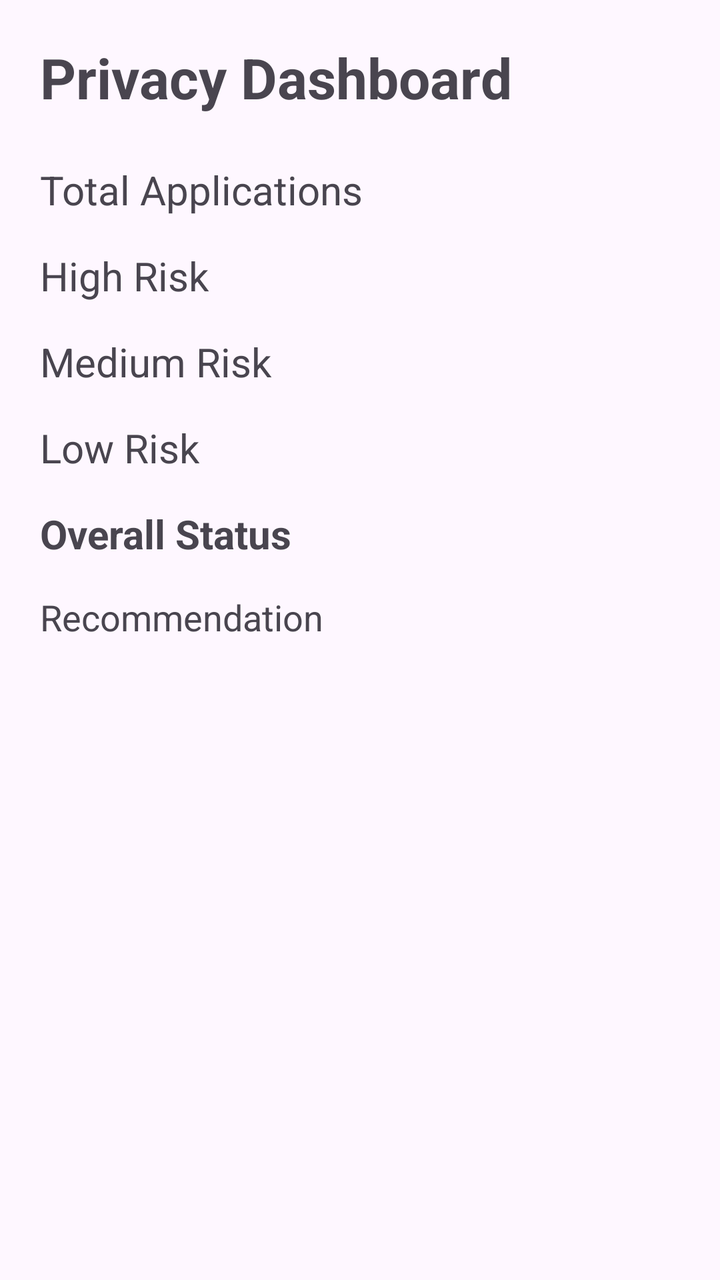
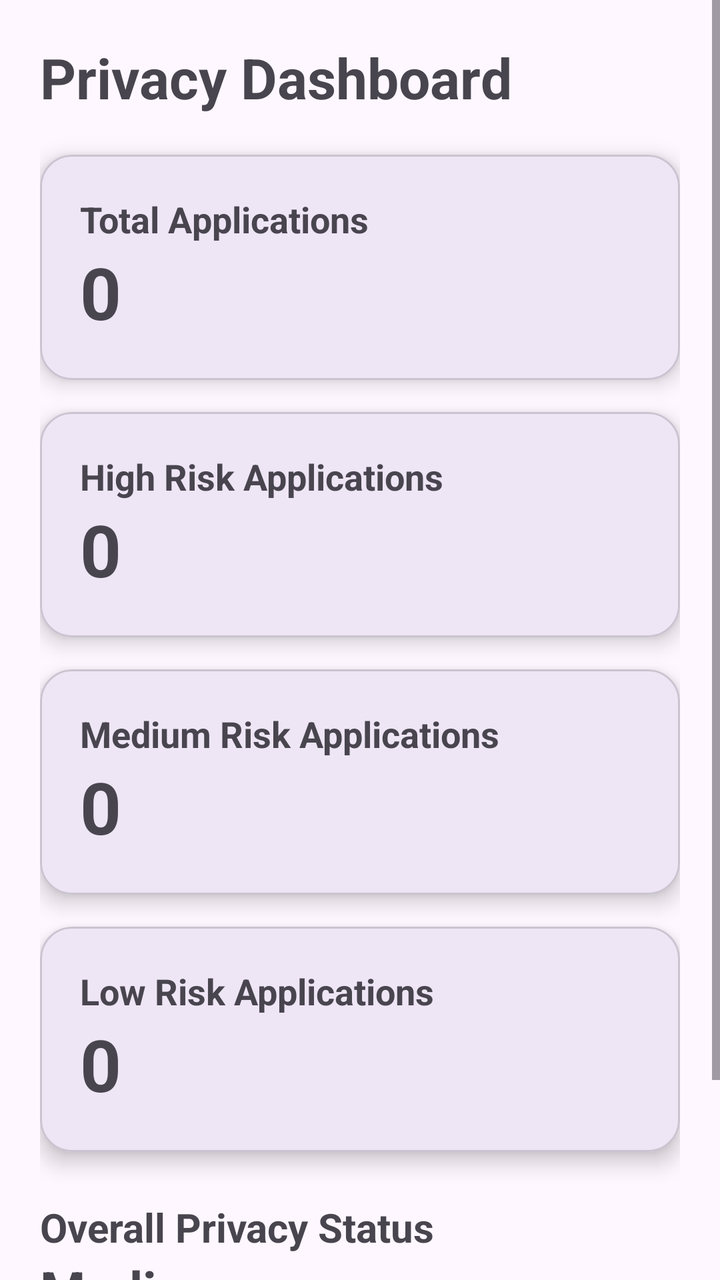

Screens rendered from an Android XML layout before and after an edit, with the pre-edit source and the edit as a unified diff.
<!-- AndroidManifest.xml: application theme Theme.PrivacyAwarePermissionSystem -->
<!-- res/layout/activity_dashboard.xml -->
<?xml version="1.0" encoding="utf-8"?>
<ScrollView xmlns:android="http://schemas.android.com/apk/res/android"
    android:layout_width="match_parent"
    android:layout_height="match_parent">

    <LinearLayout
        android:layout_width="match_parent"
        android:layout_height="wrap_content"
        android:orientation="vertical"
        android:padding="20dp">

        <TextView
            android:layout_width="wrap_content"
            android:layout_height="wrap_content"
            android:text="Privacy Dashboard"
            android:textSize="28sp"
            android:textStyle="bold"
            android:paddingBottom="24dp"/>

        <TextView
            android:id="@+id/txtTotalApps"
            android:layout_width="match_parent"
            android:layout_height="wrap_content"
            android:text="Total Applications"
            android:textSize="20sp"
            android:paddingBottom="16dp"/>

        <TextView
            android:id="@+id/txtHighRisk"
            android:layout_width="match_parent"
            android:layout_height="wrap_content"
            android:text="High Risk"
            android:textSize="20sp"
            android:paddingBottom="16dp"/>

        <TextView
            android:id="@+id/txtMediumRisk"
            android:layout_width="match_parent"
            android:layout_height="wrap_content"
            android:text="Medium Risk"
            android:textSize="20sp"
            android:paddingBottom="16dp"/>

        <TextView
            android:id="@+id/txtLowRisk"
            android:layout_width="match_parent"
            android:layout_height="wrap_content"
            android:text="Low Risk"
            android:textSize="20sp"
            android:paddingBottom="16dp"/>

        <TextView
            android:id="@+id/txtOverallStatus"
            android:layout_width="match_parent"
            android:layout_height="wrap_content"
            android:text="Overall Status"
            android:textStyle="bold"
            android:textSize="20sp"
            android:paddingBottom="16dp"/>

        <TextView
            android:id="@+id/txtRecommendation"
            android:layout_width="match_parent"
            android:layout_height="wrap_content"
            android:text="Recommendation"
            android:textSize="18sp"/>

    </LinearLayout>

</ScrollView>
<!-- resources referenced by this layout -->
<resources>
  <style name="Theme.PrivacyAwarePermissionSystem" parent="Base.Theme.PrivacyAwarePermissionSystem" />
  <style name="Base.Theme.PrivacyAwarePermissionSystem" parent="Theme.Material3.DayNight.NoActionBar">
          
          
      </style>
</resources>

<!-- the commit's change to res/layout/activity_dashboard.xml (unified diff, before → after) -->
@@ -1,5 +1,6 @@
 <?xml version="1.0" encoding="utf-8"?>
 <ScrollView xmlns:android="http://schemas.android.com/apk/res/android"
+    xmlns:app="http://schemas.android.com/apk/res-auto"
     android:layout_width="match_parent"
     android:layout_height="match_parent">
 
@@ -13,57 +14,169 @@
             android:layout_width="wrap_content"
             android:layout_height="wrap_content"
             android:text="Privacy Dashboard"
+            android:textStyle="bold"
             android:textSize="28sp"
-            android:textStyle="bold"
-            android:paddingBottom="24dp"/>
+            android:paddingBottom="20dp"/>
+
+        <com.google.android.material.card.MaterialCardView
+            android:layout_width="match_parent"
+            android:layout_height="wrap_content"
+            android:layout_marginBottom="16dp"
+            app:cardCornerRadius="16dp"
+            app:cardElevation="6dp">
+
+            <LinearLayout
+                android:layout_width="match_parent"
+                android:layout_height="wrap_content"
+                android:orientation="vertical"
+                android:padding="20dp">
+
+                <TextView
+                    android:layout_width="wrap_content"
+                    android:layout_height="wrap_content"
+                    android:text="Total Applications"
+                    android:textStyle="bold"
+                    android:textSize="18sp"/>
+
+                <TextView
+                    android:id="@+id/txtTotalApps"
+                    android:layout_width="wrap_content"
+                    android:layout_height="wrap_content"
+                    android:text="0"
+                    android:textStyle="bold"
+                    android:textSize="36sp"/>
+
+            </LinearLayout>
+
+        </com.google.android.material.card.MaterialCardView>
+
+        <com.google.android.material.card.MaterialCardView
+            android:layout_width="match_parent"
+            android:layout_height="wrap_content"
+            android:layout_marginBottom="16dp"
+            app:cardCornerRadius="16dp"
+            app:cardElevation="6dp">
+
+            <LinearLayout
+                android:layout_width="match_parent"
+                android:layout_height="wrap_content"
+                android:orientation="vertical"
+                android:padding="20dp">
+
+                <TextView
+                    android:layout_width="wrap_content"
+                    android:layout_height="wrap_content"
+                    android:text="High Risk Applications"
+                    android:textStyle="bold"
+                    android:textSize="18sp"/>
+
+                <TextView
+                    android:id="@+id/txtHighRisk"
+                    android:layout_width="wrap_content"
+                    android:layout_height="wrap_content"
+                    android:text="0"
+                    android:textStyle="bold"
+                    android:textSize="36sp"/>
+
+            </LinearLayout>
+
+        </com.google.android.material.card.MaterialCardView>
+
+        <com.google.android.material.card.MaterialCardView
+            android:layout_width="match_parent"
+            android:layout_height="wrap_content"
+            android:layout_marginBottom="16dp"
+            app:cardCornerRadius="16dp"
+            app:cardElevation="6dp">
+
+            <LinearLayout
+                android:layout_width="match_parent"
+                android:layout_height="wrap_content"
+                android:orientation="vertical"
+                android:padding="20dp">
+
+                <TextView
+                    android:layout_width="wrap_content"
+                    android:layout_height="wrap_content"
+                    android:text="Medium Risk Applications"
+                    android:textStyle="bold"
+                    android:textSize="18sp"/>
+
+                <TextView
+                    android:id="@+id/txtMediumRisk"
+                    android:layout_width="wrap_content"
+                    android:layout_height="wrap_content"
+                    android:text="0"
+                    android:textStyle="bold"
+                    android:textSize="36sp"/>
+
+            </LinearLayout>
+
+        </com.google.android.material.card.MaterialCardView>
+
+        <com.google.android.material.card.MaterialCardView
+            android:layout_width="match_parent"
+            android:layout_height="wrap_content"
+            android:layout_marginBottom="16dp"
+            app:cardCornerRadius="16dp"
+            app:cardElevation="6dp">
+
+            <LinearLayout
+                android:layout_width="match_parent"
+                android:layout_height="wrap_content"
+                android:orientation="vertical"
+                android:padding="20dp">
+
+                <TextView
+                    android:layout_width="wrap_content"
+                    android:layout_height="wrap_content"
+                    android:text="Low Risk Applications"
+                    android:textStyle="bold"
+                    android:textSize="18sp"/>
+
+                <TextView
+                    android:id="@+id/txtLowRisk"
+                    android:layout_width="wrap_content"
+                    android:layout_height="wrap_content"
+                    android:text="0"
+                    android:textStyle="bold"
+                    android:textSize="36sp"/>
+
+            </LinearLayout>
+
+        </com.google.android.material.card.MaterialCardView>
 
         <TextView
-            android:id="@+id/txtTotalApps"
-            android:layout_width="match_parent"
+            android:layout_width="wrap_content"
             android:layout_height="wrap_content"
-            android:text="Total Applications"
+            android:text="Overall Privacy Status"
+            android:textStyle="bold"
             android:textSize="20sp"
-            android:paddingBottom="16dp"/>
-
-        <TextView
-            android:id="@+id/txtHighRisk"
-            android:layout_width="match_parent"
-            android:layout_height="wrap_content"
-            android:text="High Risk"
-            android:textSize="20sp"
-            android:paddingBottom="16dp"/>
-
-        <TextView
-            android:id="@+id/txtMediumRisk"
-            android:layout_width="match_parent"
-            android:layout_height="wrap_content"
-            android:text="Medium Risk"
-            android:textSize="20sp"
-            android:paddingBottom="16dp"/>
-
-        <TextView
-            android:id="@+id/txtLowRisk"
-            android:layout_width="match_parent"
-            android:layout_height="wrap_content"
-            android:text="Low Risk"
-            android:textSize="20sp"
-            android:paddingBottom="16dp"/>
+            android:paddingTop="8dp"/>
 
         <TextView
             android:id="@+id/txtOverallStatus"
-            android:layout_width="match_parent"
+            android:layout_width="wrap_content"
             android:layout_height="wrap_content"
-            android:text="Overall Status"
+            android:text="Medium"
+            android:textSize="26sp"
             android:textStyle="bold"
-            android:textSize="20sp"
-            android:paddingBottom="16dp"/>
+            android:paddingBottom="20dp"/>
+
+        <TextView
+            android:layout_width="wrap_content"
+            android:layout_height="wrap_content"
+            android:text="Recommendation"
+            android:textStyle="bold"
+            android:textSize="20sp"/>
 
         <TextView
             android:id="@+id/txtRecommendation"
             android:layout_width="match_parent"
             android:layout_height="wrap_content"
             android:text="Recommendation"
-            android:textSize="18sp"/>
+            android:textSize="16sp"
+            android:paddingTop="8dp"/>
 
     </LinearLayout>
 
